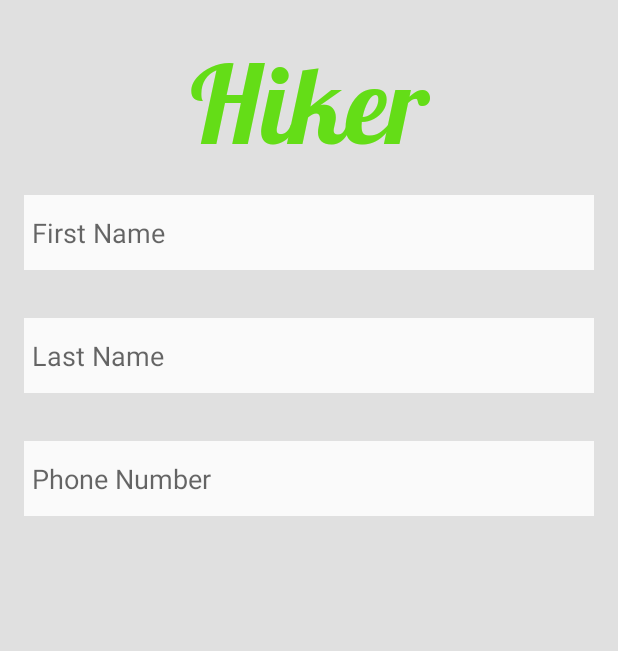
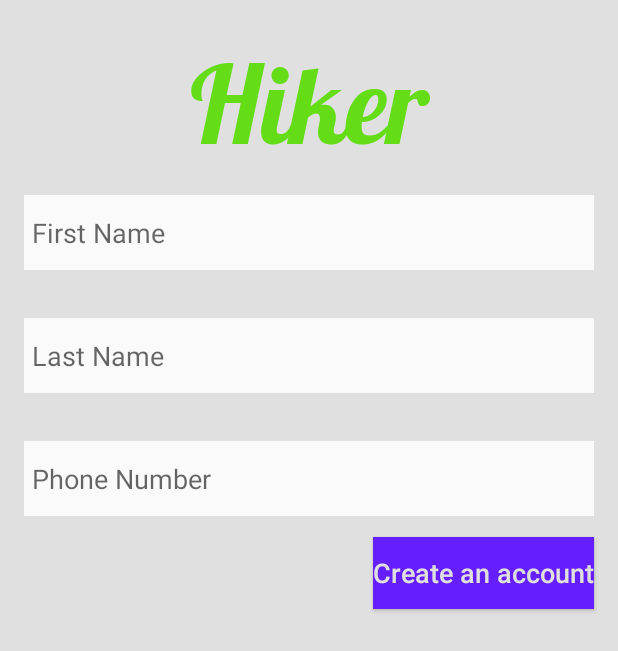
Before and after one commit to loayei/CPSC362-Project, an Android app: the layout create_contact.xml on its own in the app's theme, with its tools: preview values and no code run, on a phone screen of 412 x 824 dp. Shown: the top 651 px of the screen. Run offline under Robolectric (Android 15) with nearby library versions, the phone set to English and light mode, and no system bars; Roboto replaces fonts that are not available here.

Commit message:
adding contact creation and editing

```diff
--- a/app/src/main/res/layout/create_contact.xml
+++ b/app/src/main/res/layout/create_contact.xml
@@ -85,4 +85,18 @@
         app:layout_constraintHorizontal_bias="0.0"
         app:layout_constraintStart_toStartOf="parent"
         app:layout_constraintTop_toBottomOf="@+id/lName" />
+
+    <Button
+        android:id="@+id/createContactButtonontact"
+        android:layout_width="0dp"
+        android:layout_height="wrap_content"
+        android:layout_marginTop="14dp"
+        android:background="#651FFF"
+        android:fontFamily="sans-serif-medium"
+        android:text="@string/create_an_account"
+        android:textAppearance="@style/TextAppearance.AppCompat.Medium"
+        android:textColor="#e0e0e0  "
+        app:layout_constraintEnd_toEndOf="@+id/phoneNumber"
+        app:layout_constraintStart_toStartOf="@+id/Password_signup"
+        app:layout_constraintTop_toBottomOf="@+id/phoneNumber" />
 </androidx.constraintlayout.widget.ConstraintLayout>
```
